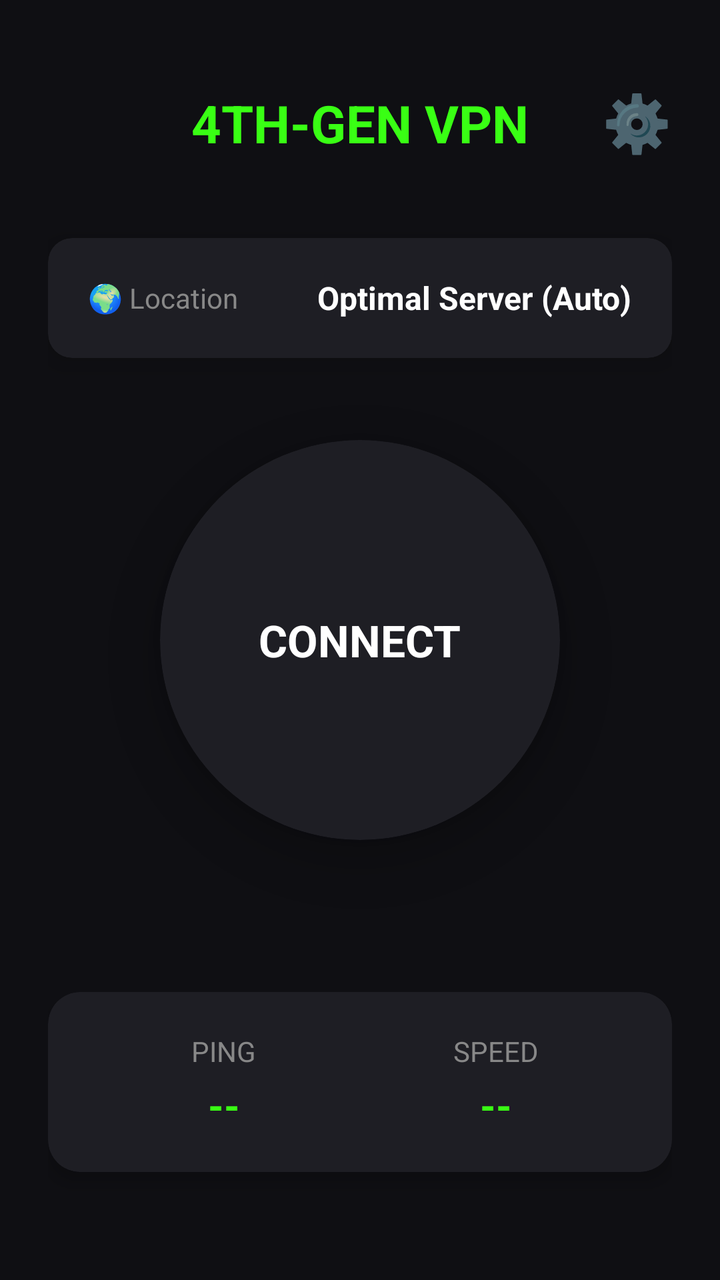
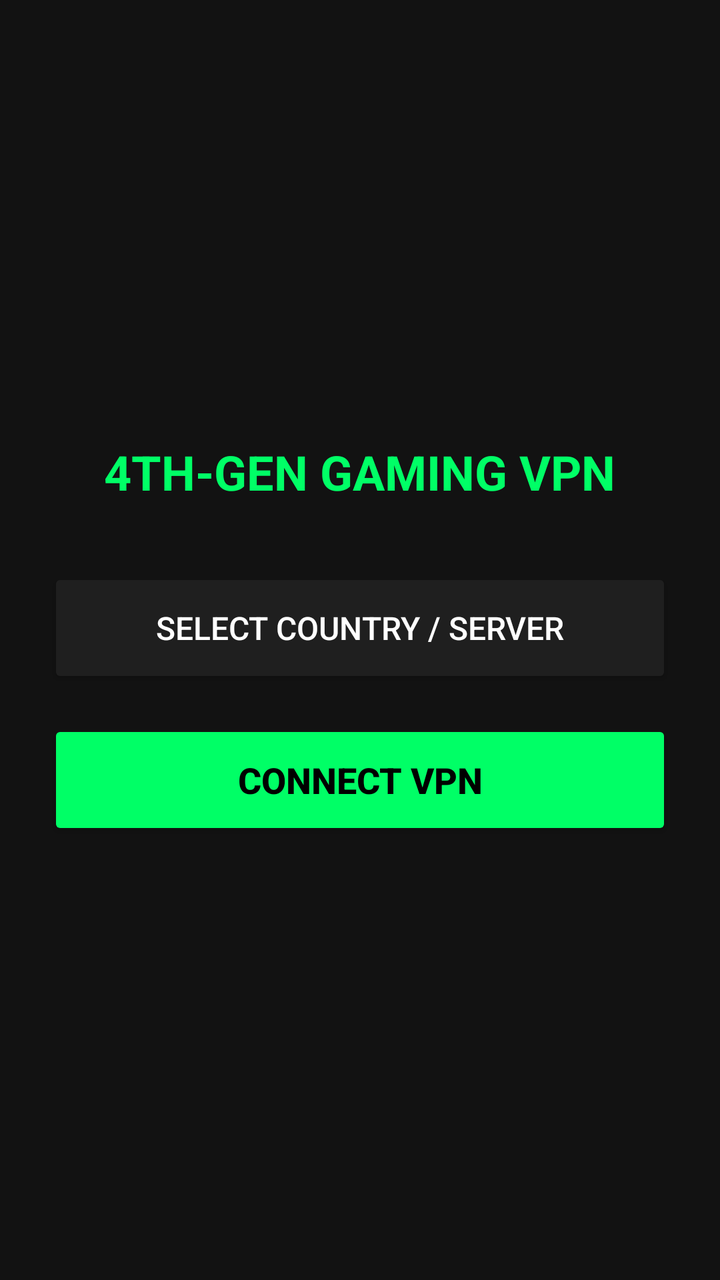

Compare the two renders of this Android layout. The source of the first and the diff that turns it into the second are given below.
<!-- AndroidManifest.xml: application theme Theme.AppCompat.DayNight.NoActionBar -->
<!-- res/layout/activity_main.xml -->
<?xml version="1.0" encoding="utf-8"?>
<RelativeLayout xmlns:android="http://schemas.android.com/apk/res/android"
    xmlns:app="http://schemas.android.com/apk/res-auto"
    android:layout_width="match_parent"
    android:layout_height="match_parent"
    android:background="#0F0F13"
    android:padding="24dp">

    <TextView
        android:id="@+id/tvTitle"
        android:layout_width="wrap_content"
        android:layout_height="wrap_content"
        android:layout_centerHorizontal="true"
        android:layout_marginTop="20dp"
        android:text="4TH-GEN VPN"
        android:textColor="#39FF14"
        android:textSize="26sp"
        android:textStyle="bold" />

    
    <TextView
        android:id="@+id/btnSettings"
        android:layout_width="wrap_content"
        android:layout_height="wrap_content"
        android:layout_alignParentEnd="true"
        android:layout_marginTop="18dp"
        android:text="⚙️"
        android:textSize="28sp"
        android:clickable="true"
        android:focusable="true"
        android:background="?android:attr/selectableItemBackgroundBorderless" />

    
    <androidx.cardview.widget.CardView
        android:id="@+id/btnSelectServer"
        android:layout_width="match_parent"
        android:layout_height="60dp"
        android:layout_below="@id/tvTitle"
        android:layout_marginTop="40dp"
        android:clickable="true"
        android:focusable="true"
        android:foreground="?android:attr/selectableItemBackground"
        app:cardBackgroundColor="#1E1E24"
        app:cardCornerRadius="12dp"
        app:cardElevation="8dp">
        <RelativeLayout android:layout_width="match_parent" android:layout_height="match_parent" android:paddingHorizontal="20dp">
            <TextView android:layout_width="wrap_content" android:layout_height="wrap_content" android:text="🌍 Location" android:textColor="#888888" android:textSize="14sp" android:layout_centerVertical="true"/>
            <TextView android:id="@+id/tvCurrentServer" android:layout_width="wrap_content" android:layout_height="wrap_content" android:text="Optimal Server (Auto)" android:textColor="#FFFFFF" android:textSize="16sp" android:textStyle="bold" android:layout_alignParentEnd="true" android:layout_centerVertical="true"/>
        </RelativeLayout>
    </androidx.cardview.widget.CardView>

    
    <androidx.cardview.widget.CardView
        android:id="@+id/btnConnect"
        android:layout_width="200dp"
        android:layout_height="200dp"
        android:layout_centerInParent="true"
        app:cardBackgroundColor="#1E1E24"
        app:cardCornerRadius="100dp"
        app:cardElevation="12dp"
        android:clickable="true"
        android:focusable="true"
        android:foreground="?android:attr/selectableItemBackground">
        <TextView android:id="@+id/tvConnectState" android:layout_width="wrap_content" android:layout_height="wrap_content" android:layout_gravity="center" android:text="CONNECT" android:textColor="#FFFFFF" android:textSize="22sp" android:textStyle="bold" />
    </androidx.cardview.widget.CardView>

    
    <androidx.cardview.widget.CardView
        android:layout_width="match_parent"
        android:layout_height="wrap_content"
        android:layout_alignParentBottom="true"
        android:layout_marginBottom="30dp"
        app:cardBackgroundColor="#1E1E24"
        app:cardCornerRadius="16dp"
        app:cardElevation="5dp">
        <LinearLayout android:layout_width="match_parent" android:layout_height="wrap_content" android:orientation="horizontal" android:padding="20dp">
            <LinearLayout android:layout_width="0dp" android:layout_height="wrap_content" android:layout_weight="1" android:gravity="center" android:orientation="vertical">
                <TextView android:layout_width="wrap_content" android:layout_height="wrap_content" android:text="PING" android:textColor="#888888" android:textSize="14sp" />
                <TextView android:id="@+id/tvPing" android:layout_width="wrap_content" android:layout_height="wrap_content" android:layout_marginTop="4dp" android:text="--" android:textColor="#39FF14" android:textSize="20sp" android:textStyle="bold" />
            </LinearLayout>
            <LinearLayout android:layout_width="0dp" android:layout_height="wrap_content" android:layout_weight="1" android:gravity="center" android:orientation="vertical">
                <TextView android:layout_width="wrap_content" android:layout_height="wrap_content" android:text="SPEED" android:textColor="#888888" android:textSize="14sp" />
                <TextView android:id="@+id/tvSpeed" android:layout_width="wrap_content" android:layout_height="wrap_content" android:layout_marginTop="4dp" android:text="--" android:textColor="#39FF14" android:textSize="20sp" android:textStyle="bold" />
            </LinearLayout>
        </LinearLayout>
    </androidx.cardview.widget.CardView>
</RelativeLayout>
<!-- resources referenced by this layout -->
<resources>

</resources>

<!-- the commit's change to res/layout/activity_main.xml (unified diff, before → after) -->
@@ -1,87 +1,39 @@
 <?xml version="1.0" encoding="utf-8"?>
-<RelativeLayout xmlns:android="http://schemas.android.com/apk/res/android"
-    xmlns:app="http://schemas.android.com/apk/res-auto"
+<LinearLayout xmlns:android="http://schemas.android.com/apk/res/android"
     android:layout_width="match_parent"
     android:layout_height="match_parent"
-    android:background="#0F0F13"
+    android:background="#121212"
+    android:orientation="vertical"
+    android:gravity="center"
     android:padding="24dp">
 
     <TextView
-        android:id="@+id/tvTitle"
         android:layout_width="wrap_content"
         android:layout_height="wrap_content"
-        android:layout_centerHorizontal="true"
-        android:layout_marginTop="20dp"
-        android:text="4TH-GEN VPN"
-        android:textColor="#39FF14"
-        android:textSize="26sp"
-        android:textStyle="bold" />
+        android:text="4TH-GEN GAMING VPN"
+        android:textColor="#00FF66"
+        android:textSize="24sp"
+        android:textStyle="bold"
+        android:layout_marginBottom="32dp"/>
 
-    
-    <TextView
-        android:id="@+id/btnSettings"
-        android:layout_width="wrap_content"
-        android:layout_height="wrap_content"
-        android:layout_alignParentEnd="true"
-        android:layout_marginTop="18dp"
-        android:text="⚙️"
-        android:textSize="28sp"
-        android:clickable="true"
-        android:focusable="true"
-        android:background="?android:attr/selectableItemBackgroundBorderless" />
-
-    
-    <androidx.cardview.widget.CardView
-        android:id="@+id/btnSelectServer"
+    <Button
+        android:id="@+id/btnSelectCountry"
         android:layout_width="match_parent"
         android:layout_height="60dp"
-        android:layout_below="@id/tvTitle"
-        android:layout_marginTop="40dp"
-        android:clickable="true"
-        android:focusable="true"
-        android:foreground="?android:attr/selectableItemBackground"
-        app:cardBackgroundColor="#1E1E24"
-        app:cardCornerRadius="12dp"
-        app:cardElevation="8dp">
-        <RelativeLayout android:layout_width="match_parent" android:layout_height="match_parent" android:paddingHorizontal="20dp">
-            <TextView android:layout_width="wrap_content" android:layout_height="wrap_content" android:text="🌍 Location" android:textColor="#888888" android:textSize="14sp" android:layout_centerVertical="true"/>
-            <TextView android:id="@+id/tvCurrentServer" android:layout_width="wrap_content" android:layout_height="wrap_content" android:text="Optimal Server (Auto)" android:textColor="#FFFFFF" android:textSize="16sp" android:textStyle="bold" android:layout_alignParentEnd="true" android:layout_centerVertical="true"/>
-        </RelativeLayout>
-    </androidx.cardview.widget.CardView>
+        android:text="Select Country / Server"
+        android:backgroundTint="#1F1F1F"
+        android:textColor="#FFFFFF"
+        android:textSize="16sp"
+        android:layout_marginBottom="16dp"/>
 
-    
-    <androidx.cardview.widget.CardView
+    <Button
         android:id="@+id/btnConnect"
-        android:layout_width="200dp"
-        android:layout_height="200dp"
-        android:layout_centerInParent="true"
-        app:cardBackgroundColor="#1E1E24"
-        app:cardCornerRadius="100dp"
-        app:cardElevation="12dp"
-        android:clickable="true"
-        android:focusable="true"
-        android:foreground="?android:attr/selectableItemBackground">
-        <TextView android:id="@+id/tvConnectState" android:layout_width="wrap_content" android:layout_height="wrap_content" android:layout_gravity="center" android:text="CONNECT" android:textColor="#FFFFFF" android:textSize="22sp" android:textStyle="bold" />
-    </androidx.cardview.widget.CardView>
+        android:layout_width="match_parent"
+        android:layout_height="60dp"
+        android:text="CONNECT VPN"
+        android:backgroundTint="#00FF66"
+        android:textColor="#000000"
+        android:textStyle="bold"
+        android:textSize="18sp"/>
 
-    
-    <androidx.cardview.widget.CardView
-        android:layout_width="match_parent"
-        android:layout_height="wrap_content"
-        android:layout_alignParentBottom="true"
-        android:layout_marginBottom="30dp"
-        app:cardBackgroundColor="#1E1E24"
-        app:cardCornerRadius="16dp"
-        app:cardElevation="5dp">
-        <LinearLayout android:layout_width="match_parent" android:layout_height="wrap_content" android:orientation="horizontal" android:padding="20dp">
-            <LinearLayout android:layout_width="0dp" android:layout_height="wrap_content" android:layout_weight="1" android:gravity="center" android:orientation="vertical">
-                <TextView android:layout_width="wrap_content" android:layout_height="wrap_content" android:text="PING" android:textColor="#888888" android:textSize="14sp" />
-                <TextView android:id="@+id/tvPing" android:layout_width="wrap_content" android:layout_height="wrap_content" android:layout_marginTop="4dp" android:text="--" android:textColor="#39FF14" android:textSize="20sp" android:textStyle="bold" />
-            </LinearLayout>
-            <LinearLayout android:layout_width="0dp" android:layout_height="wrap_content" android:layout_weight="1" android:gravity="center" android:orientation="vertical">
-                <TextView android:layout_width="wrap_content" android:layout_height="wrap_content" android:text="SPEED" android:textColor="#888888" android:textSize="14sp" />
-                <TextView android:id="@+id/tvSpeed" android:layout_width="wrap_content" android:layout_height="wrap_content" android:layout_marginTop="4dp" android:text="--" android:textColor="#39FF14" android:textSize="20sp" android:textStyle="bold" />
-            </LinearLayout>
-        </LinearLayout>
-    </androidx.cardview.widget.CardView>
-</RelativeLayout>
+</LinearLayout>
